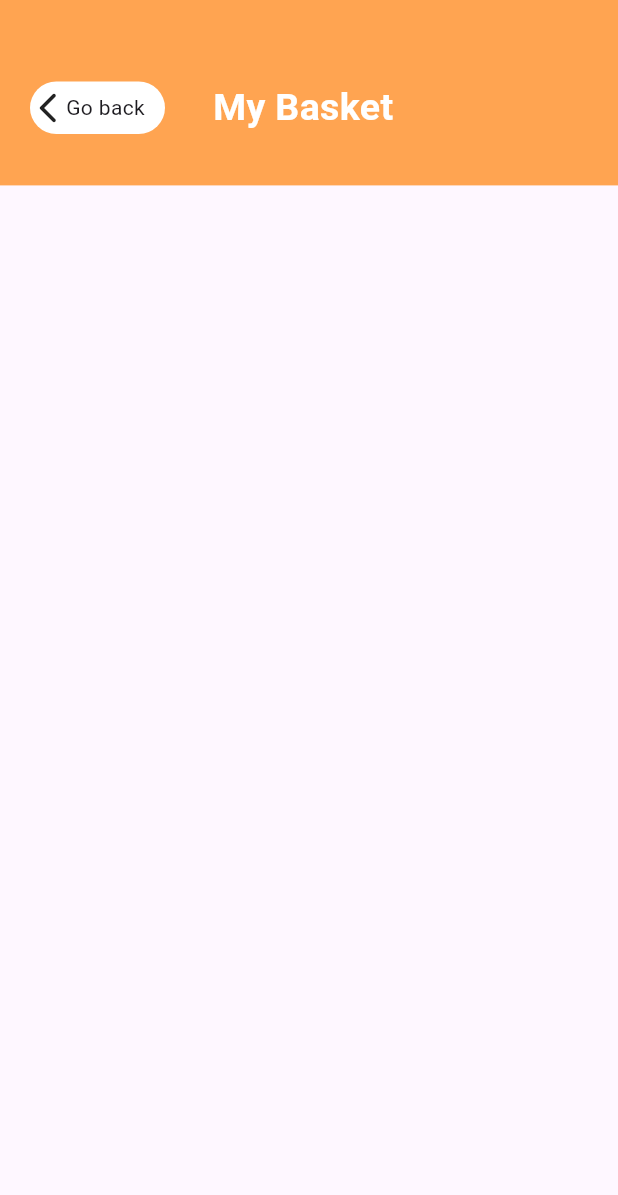
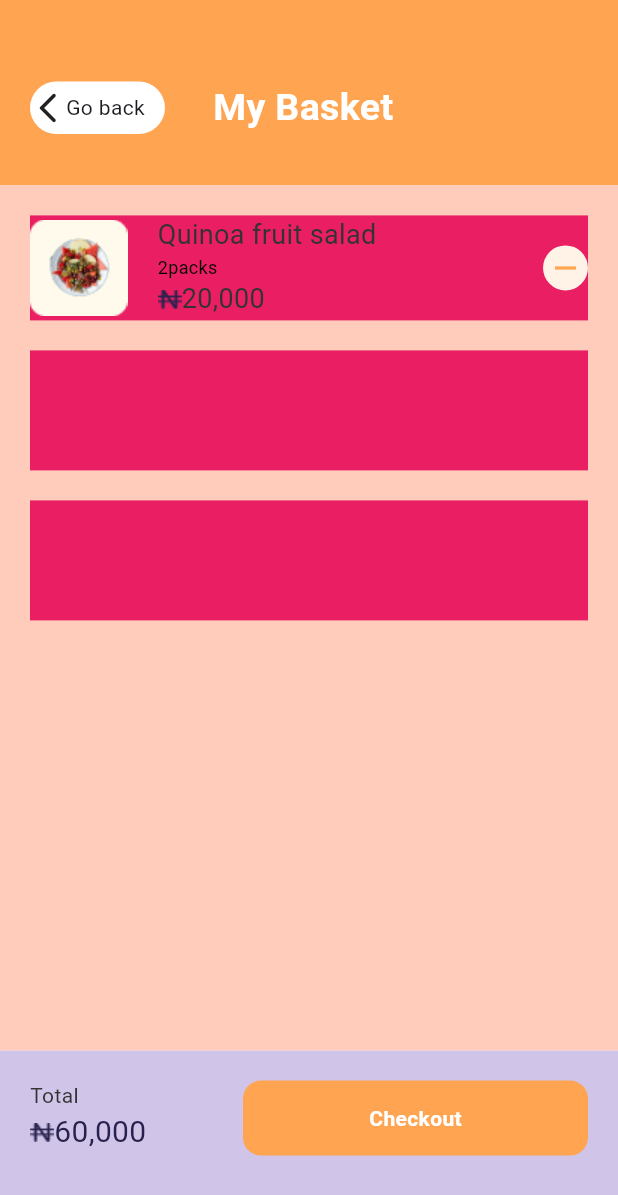
Before and after one commit to HashirSaudKhan/Flutter, a Flutter app: the screen it shows after launch, on a phone screen of 412 x 824 dp. Shown: the top 1195 px of the screen. Run offline on Flutter 3.47's test engine with Material 3 defaults, Android fonts, the phone set to English and light mode, and no system bars.

Commit message:
OrderListScreen completed 80%

```diff
--- a/App Projects/figma_app/lib/orderlist_screen.dart
+++ b/App Projects/figma_app/lib/orderlist_screen.dart
@@ -1,4 +1,5 @@
 import 'package:figma_app/backbutton.dart';
+import 'package:figma_app/custom_buttons.dart';
 import 'package:flutter/material.dart';
 
 class OrderListScreen extends StatelessWidget {
@@ -28,6 +29,107 @@ class OrderListScreen extends StatelessWidget {
               )
             ],
           ),
+        ),
+        Container(
+          padding: const EdgeInsets.all(20),
+          height: MediaQuery.of(context).size.height * 0.70,
+          color: Colors.deepOrange[100],
+          child: ListView(
+            children: [
+              Container(
+                  margin: const EdgeInsets.only(bottom: 20),
+                  height: 70,
+                  color: Colors.pink,
+                  child: Row(
+                    children: [
+                      Container(
+                        margin: const EdgeInsets.only(right: 20),
+                        // width: 80,
+                        // decoration: BoxDecoration(
+                        //   borderRadius: BorderRadius.circular(15),
+                        //   color: const Color(0xffFFFCF2),
+                        // ),
+                        child: Image.asset('assets/images/Frame 11903.png'),
+                      ),
+                      Column(
+                        //mainAxisAlignment: MainAxisAlignment.spaceEvenly,
+                        crossAxisAlignment: CrossAxisAlignment.start,
+                        children: [
+                          const Text(
+                            "Quinoa fruit salad",
+                            style: TextStyle(
+                                color: Color(0xff333333), fontSize: 18),
+                          ),
+                          const Text(
+                            "2packs",
+                            style: TextStyle(
+                                color: Color(0xff000000), fontSize: 12),
+                          ),
+                          Row(
+                            children: [
+                              Image.asset('assets/images/BigN.png'),
+                              const Text(
+                                "20,000",
+                                style: TextStyle(
+                                    color: Color(0xff333333), fontSize: 18),
+                              ),
+                            ],
+                          )
+                        ],
+                      ),
+                      const Spacer(),
+                      const CircleAvatar(
+                        radius: 15,
+                        backgroundColor: Color(0xffFFF2E7),
+                        foregroundColor: Color(0xffFFA451),
+                        child: Icon(Icons.remove),
+                      ),
+                    ],
+                  )),
+              Container(
+                margin: const EdgeInsets.only(bottom: 20),
+                height: 80,
+                color: Colors.pink,
+              ),
+              Container(
+                margin: const EdgeInsets.only(bottom: 20),
+                height: 80,
+                color: Colors.pink,
+              )
+            ],
+          ),
+        ),
+        Container(
+          padding: EdgeInsets.all(20),
+          height: MediaQuery.of(context).size.height * 0.15,
+          color: Colors.deepPurple[100],
+          child: Row(
+            mainAxisAlignment: MainAxisAlignment.spaceBetween,
+            crossAxisAlignment: CrossAxisAlignment.start,
+            children: [
+              Column(
+                crossAxisAlignment: CrossAxisAlignment.start,
+                children: [
+                  const Text(
+                    "Total",
+                    style: TextStyle(color: Color(0xff333333)),
+                  ),
+                  Row(
+                    children: [
+                      Image.asset('assets/images/BigN.png'),
+                      const Text(
+                        "60,000",
+                        style:
+                            TextStyle(color: Color(0xff27214D), fontSize: 20),
+                      ),
+                    ],
+                  )
+                ],
+              ),
+              const SizedBox(
+                  width: 230, child: Custom_Button(btn_name: "Checkout"))
+            ],
+          ),
         )
       ]),
     );
```
Also changed, not shown: App Projects/figma_app/assets/images/BigN.png (added), App Projects/figma_app/assets/images/Frame 11903 (1).png (added), App Projects/figma_app/assets/images/Frame 11903 (2).png (added), App Projects/figma_app/assets/images/Frame 11903.png (added).
